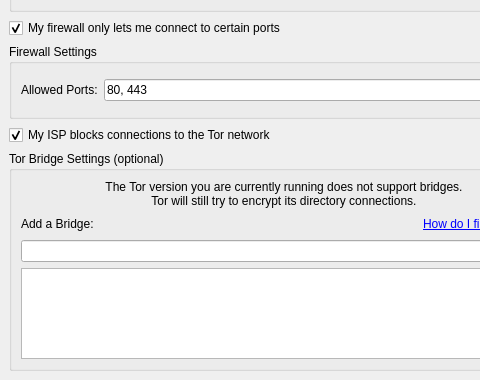
The window that src/vidalia/config/networkpage.ui (a-ilin/vidalia) describes before a commit, drawn with Qt 5; both pictures show x 0 to 480 and y 159 to 539 of the 568 by 539 pixel window.
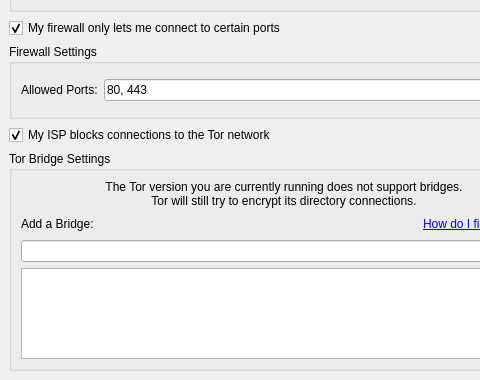
The same window after the commit. Icons and pictures are not drawn.

Commit message:
r196@lysithea:  edmanm | 2008-03-13 00:34:13 -0400  TunnelDirConns and PreferTunneledDirConns now default to 'hell yes.' Also, now  we don't check the 'My ISP blocks connections to the Tor network' box simply  because those options are enabled. Checking that box still does enable  encrypted dir connections on older Tors. Also remove the '(optional)' from the  'Tor Bridge Settings' frame, since it doesn't really make sense anymore.
svn:r2403

What changed in the file:
```diff
--- a/src/vidalia/config/networkpage.ui
+++ b/src/vidalia/config/networkpage.ui
@@ -259,7 +259,7 @@
       </size>
      </property>
      <property name="title" >
-      <string>Tor Bridge Settings (optional)</string>
+      <string>Tor Bridge Settings</string>
      </property>
      <layout class="QVBoxLayout" >
       <property name="margin" >
```
The commit also changes 2 other files.
